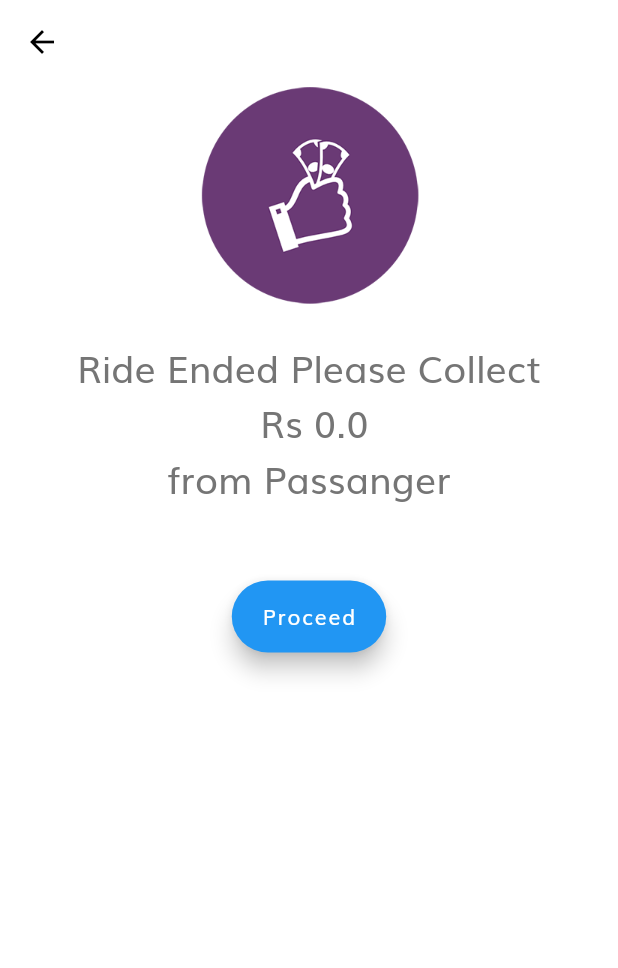
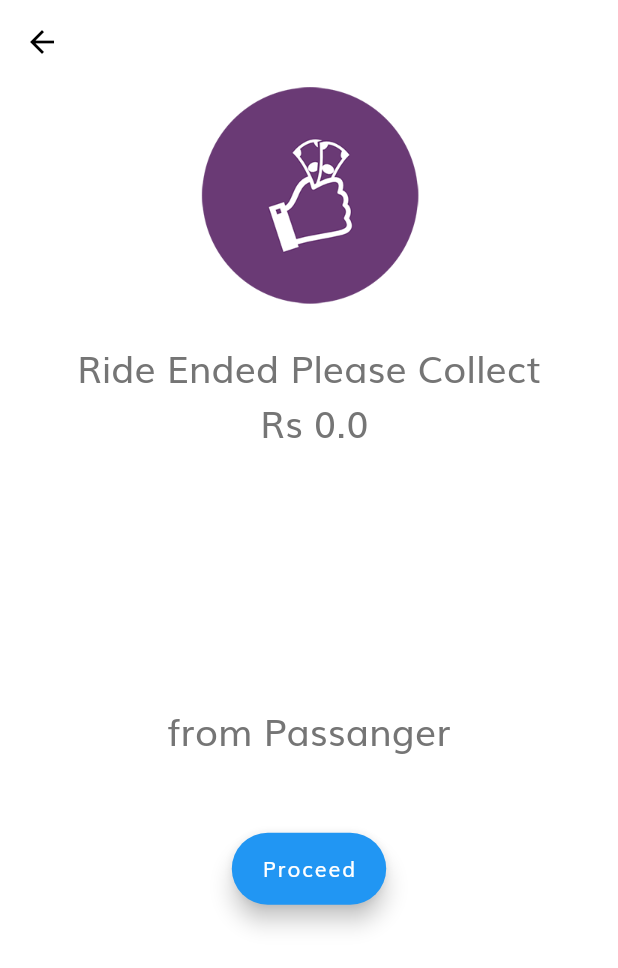
Before and after one commit to fluttertask/pool_your_car-Main_new, a Flutter app: the FinalScreen screen opened directly with empty values, on a phone screen of 412 x 824 dp. Shown: the top 968 px of the screen. Run offline on Flutter 3.47's test engine with Material 2 defaults, Android fonts, the phone set to English and light mode, and no system bars; our stand-ins replace cherry_toast, datetime_picker_formfield, dio, dropdown_search, flutter_html, flutter_svg and 9 more; missing offline and left inert: confirm_dialog, flutter_overlay_loader, flutter_polyline_points; accounts and stored records are empty.

Commit message:
new fixes

```diff
--- a/lib/screens/map/components/final_screen.dart
+++ b/lib/screens/map/components/final_screen.dart
@@ -1,4 +1,5 @@
 import 'package:flutter/material.dart';
+import 'package:pool_your_car/size_config.dart';
 
 class FinalScreen extends StatefulWidget {
   const FinalScreen({Key key, this.fare}) : super(key: key);
@@ -29,7 +30,9 @@ class _FinalScreenState extends State<FinalScreen> {
               SizedBox(
                 height: 15,
               ),
-              Column(
+              SizedBox(
+                height: SizeConfig.screenHeight * 0.3,
+                child: Column(
                   children: [
                     SizedBox(
                       height: 5,
@@ -46,6 +49,7 @@ class _FinalScreenState extends State<FinalScreen> {
                         )),
                   ],
                 ),
+              ),
               Text("from Passanger",
                   style: TextStyle(
                     fontSize: 25,
@@ -56,7 +60,7 @@ class _FinalScreenState extends State<FinalScreen> {
               ),
               FloatingActionButton.extended(
                 onPressed: () {
-                  Navigator.pushNamed(context, '/home');
+                  Navigator.pushNamedAndRemoveUntil(context, "/home", (route) => false);
                 },
                 label: const Text('Proceed'),
               ),
```
Lines whose indentation alone changed are shown as unchanged.
